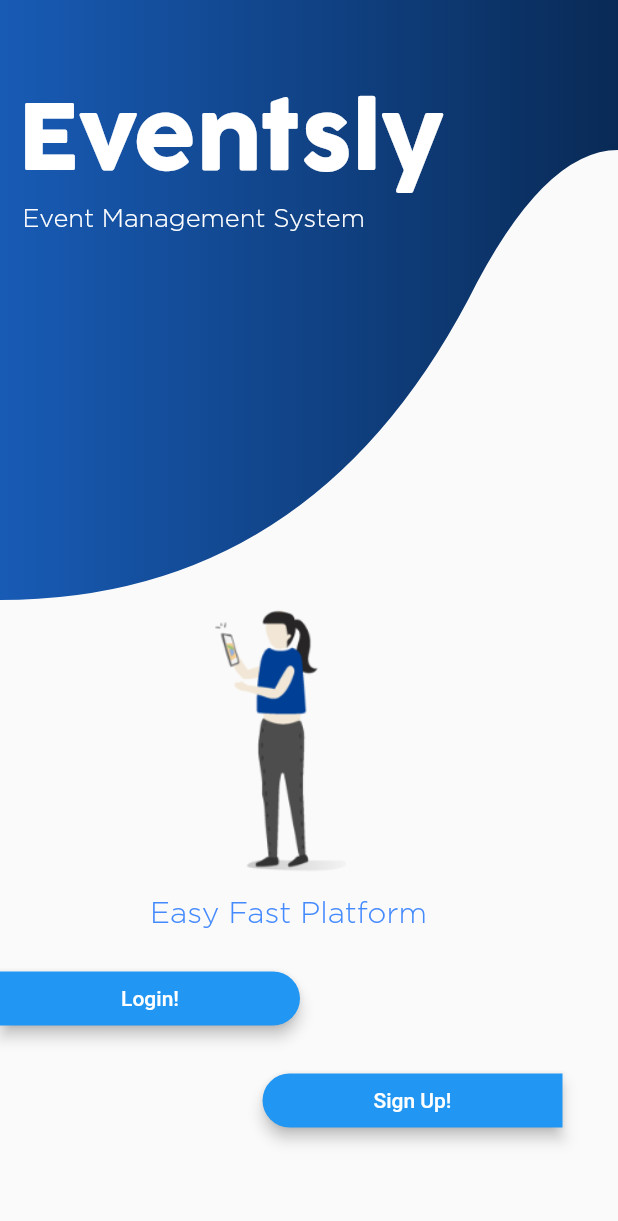
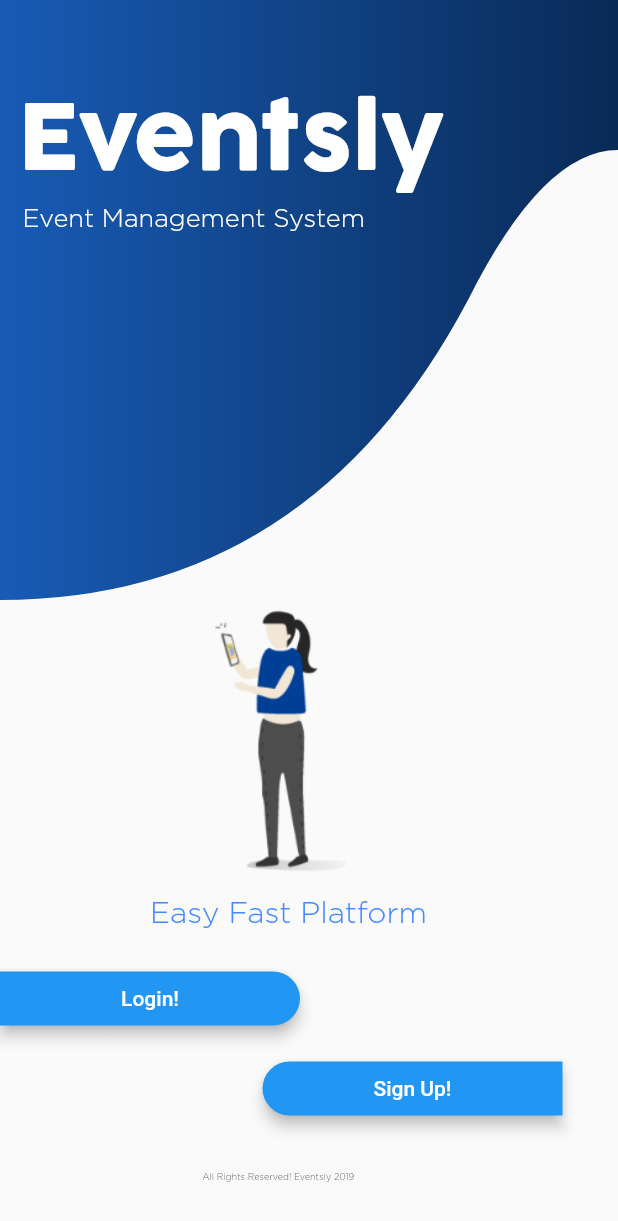
Before and after one commit to Shafran123/Eventsly, a Flutter app: the screen it shows after launch, on a phone screen of 412 x 824 dp. Shown: the top 1221 px of the screen. Run offline on Flutter 3.47's test engine with Material 2 defaults, Android fonts, the phone set to English and light mode, and no system bars.

Commit message:
Hello Eventsly

```diff
--- a/lib/main.dart
+++ b/lib/main.dart
@@ -1,5 +1,6 @@
 import 'package:eventsly/CustomShapeClipper.dart';
 import 'package:flutter/material.dart';
+import 'package:eventsly/Screens/LoginNumber.dart';
 
 void main() => runApp(MaterialApp(
       title: 'Eventsly',
@@ -18,6 +19,7 @@ class HomeScreen extends StatelessWidget {
         children: <Widget>[
           HomeScreenTopPart(),
           homeScreenBottomPart,
+          HBT(),
         ],
       ),
     );
@@ -119,13 +121,26 @@ var homeScreenBottomPart = Column(
         ),
       ),
     ),
-    SizedBox(
-      height: 20.0,
-    ),
+
+  ],
+);
+
+class HBT extends StatefulWidget {
+  @override
+  _HBTState createState() => _HBTState();
+}
+
+class _HBTState extends State<HBT> {
+  @override
+  Widget build(BuildContext context) {
+    return Stack(
+      children: <Widget>[
         Container(
           child: Row(
             children: <Widget>[
-          SizedBox(
+              Padding(
+                padding: const EdgeInsets.only(top: 20.0),
+                child: SizedBox(
                   width: 200.0,
                   child: RaisedButton(
                       child: const Text(
@@ -135,25 +150,21 @@ var homeScreenBottomPart = Column(
                       color: Colors.blue,
                       elevation: 4.0,
                       splashColor: Colors.blueGrey,
-                onPressed: () {
-                  // Perform some action
-                },
+                      onPressed: () {},
                       shape: new RoundedRectangleBorder(
                           borderRadius: new BorderRadius.only(
                               topRight: Radius.circular(30.0),
                               bottomRight: Radius.circular(30.0)))),
                 ),
+              ),
             ],
           ),
-
         ),
-    SizedBox(
-      height: 20.0,
-    ),
-    Container(child: Row(
+        Container(
+          child: Row(
             children: <Widget>[
               Padding(
-          padding: const EdgeInsets.only(left: 175.0),
+                padding: const EdgeInsets.only(left: 175.0 , top: 80.0),
                 child: SizedBox(
                   width: 200.0,
                   child: RaisedButton(
@@ -166,14 +177,38 @@ var homeScreenBottomPart = Column(
                     splashColor: Colors.blueGrey,
                     onPressed: () {
                       // Perform some action
+                      Navigator.push(context, MaterialPageRoute(builder: (context){
+                        return LoginNumber();
+                      }));
                     },
                     shape: new RoundedRectangleBorder(
                         borderRadius: new BorderRadius.only(
                             topLeft: Radius.circular(30.0),
-                          bottomLeft: Radius.circular(30.0)))),
+                            bottomLeft: Radius.circular(30.0))),
+
+                  ),
                 ),
               )
             ],
-    ),)
+          ),
+        ),
+
+        Container(
+          child: Center(
+            child: Padding(
+              padding: const EdgeInsets.only(top: 160.0 , left: 135.0),
+              child: Row(
+                children: <Widget>[
+                  Text(
+                    "All Rights Reserved! Eventsly 2019",
+                    style: TextStyle(fontFamily: 'Gotham', fontSize: 6.0),
+                  ),
+                ],
+              ),
+            ),
+          ),
+        )
       ],
     );
+  }
+}
```
Also changed, not shown: lib/Screens/LoginNumber.dart (added, +22 -0 lines). Lines whose indentation alone changed are shown as unchanged.
